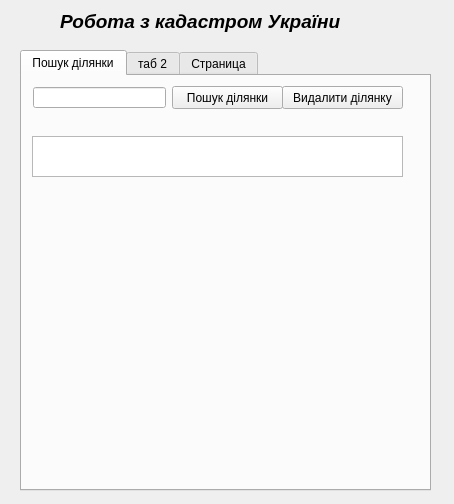
Before: the Qt Designer form cadnum_dialog_base.ui in iraqez/cadnum, drawn with Qt 5.
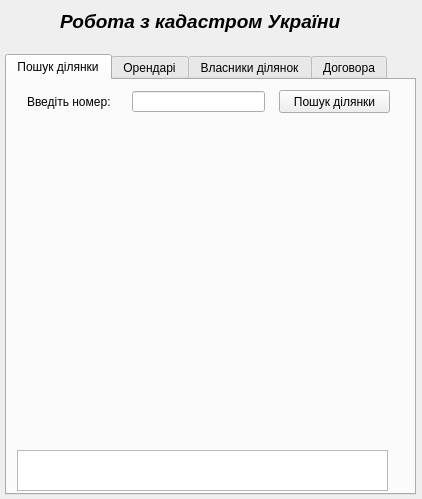
After: the same form once the commit is applied.

Diff of the .ui file:
```diff
--- a/cadnum_dialog_base.ui
+++ b/cadnum_dialog_base.ui
@@ -9,8 +9,8 @@
    <rect>
     <x>0</x>
     <y>0</y>
-    <width>454</width>
-    <height>504</height>
+    <width>422</width>
+    <height>499</height>
    </rect>
   </property>
   <property name="windowTitle">
@@ -46,8 +46,8 @@
   <widget class="QTabWidget" name="tabWidget">
    <property name="geometry">
     <rect>
-     <x>20</x>
-     <y>50</y>
+     <x>5</x>
+     <y>54</y>
      <width>411</width>
      <height>441</height>
     </rect>
@@ -62,7 +62,7 @@
     <widget class="QPushButton" name="getCadnum">
      <property name="geometry">
       <rect>
-       <x>150</x>
+       <x>272</x>
        <y>10</y>
        <width>111</width>
        <height>23</height>
@@ -78,29 +78,10 @@
       <bool>false</bool>
      </property>
     </widget>
-    <widget class="QPushButton" name="getCadnum_2">
-     <property name="geometry">
-      <rect>
-       <x>260</x>
-       <y>10</y>
-       <width>121</width>
-       <height>23</height>
-      </rect>
-     </property>
-     <property name="layoutDirection">
-      <enum>Qt::LeftToRight</enum>
-     </property>
-     <property name="text">
-      <string>Видалити ділянку</string>
-     </property>
-     <property name="autoDefault">
-      <bool>false</bool>
-     </property>
-    </widget>
     <widget class="QLineEdit" name="cadnumLine">
      <property name="geometry">
       <rect>
-       <x>11</x>
+       <x>125</x>
        <y>11</y>
        <width>133</width>
        <height>21</height>
@@ -120,21 +101,39 @@
      <property name="geometry">
       <rect>
        <x>10</x>
-       <y>60</y>
+       <y>370</y>
        <width>371</width>
        <height>41</height>
       </rect>
      </property>
     </widget>
-   </widget>
-   <widget class="QWidget" name="tab_2">
-    <attribute name="title">
-     <string>таб 2</string>
-    </attribute>
+    <widget class="QLabel" name="label_2">
+     <property name="geometry">
+      <rect>
+       <x>20</x>
+       <y>14</y>
+       <width>101</width>
+       <height>16</height>
+      </rect>
+     </property>
+     <property name="text">
+      <string>Введіть номер:</string>
+     </property>
+    </widget>
    </widget>
    <widget class="QWidget" name="tab_3">
     <attribute name="title">
-     <string>Страница</string>
+     <string>Орендарі</string>
+    </attribute>
+   </widget>
+   <widget class="QWidget" name="tab_4">
+    <attribute name="title">
+     <string>Власники ділянок</string>
+    </attribute>
+   </widget>
+   <widget class="QWidget" name="tab_2">
+    <attribute name="title">
+     <string>Договора</string>
     </attribute>
    </widget>
   </widget>
```
